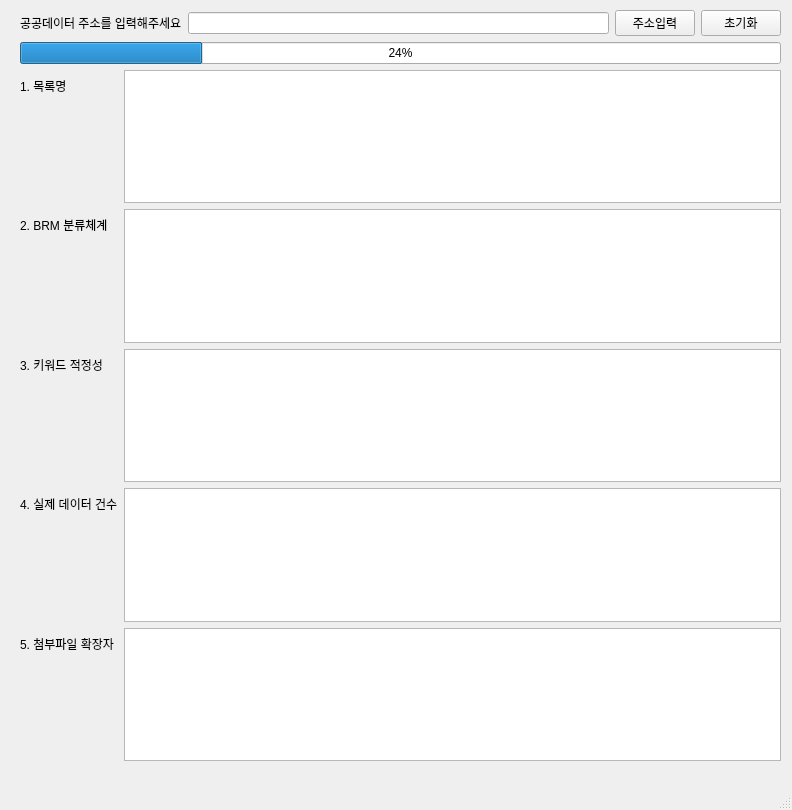
Above: test.ui from joon8445/opendata_list_inspect before the change. Below: the same form after it.
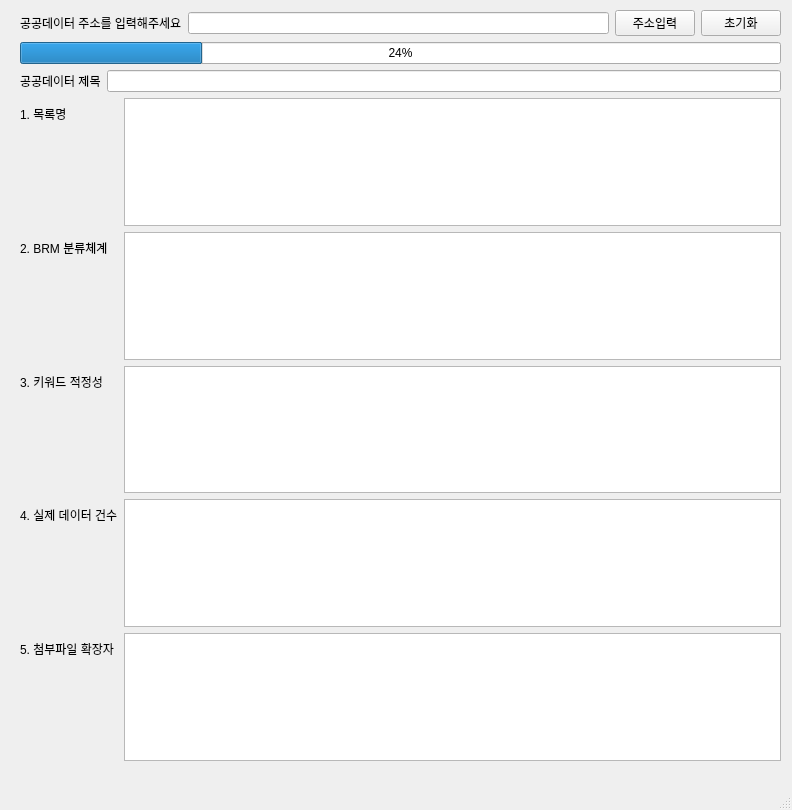
That is the form after the change.

Commit message: ui 제목칸 추가, 사소한 변경

Diff of the .ui file:
```diff
--- a/test.ui
+++ b/test.ui
@@ -23,7 +23,7 @@
       <height>751</height>
      </rect>
     </property>
-    <layout class="QVBoxLayout" name="verticalLayout_2" stretch="0,0,0">
+    <layout class="QVBoxLayout" name="verticalLayout_2" stretch="0,0,0,0">
      <item>
       <layout class="QHBoxLayout" name="horizontalLayout">
        <item>
@@ -59,6 +59,36 @@
        </property>
       </widget>
      </item>
+     <item>
+      <layout class="QHBoxLayout" name="horizontalLayout_2">
+       <item>
+        <widget class="QLabel" name="label_2">
+         <property name="text">
+          <string>공공데이터 제목</string>
+         </property>
+        </widget>
+       </item>
+       <item>
+        <widget class="QLineEdit" name="file_title">
+         <property name="text">
+          <string/>
+         </property>
+         <property name="alignment">
+          <set>Qt::AlignCenter</set>
+         </property>
+         <property name="readOnly">
+          <bool>true</bool>
+         </property>
+         <property name="cursorMoveStyle">
+          <enum>Qt::LogicalMoveStyle</enum>
+         </property>
+         <property name="clearButtonEnabled">
+          <bool>false</bool>
+         </property>
+        </widget>
+       </item>
+      </layout>
+     </item>
      <item>
       <layout class="QFormLayout" name="formLayout">
        <item row="1" column="0">
```
The commit also changes 1 other file.
